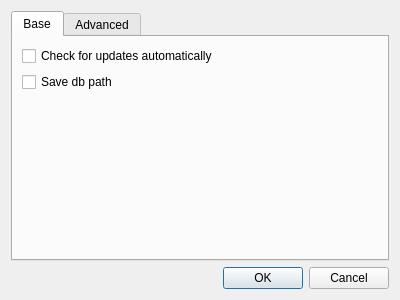
Old version of the form CAMan/settings_dlg.ui in the repository jykim74/CertMan.
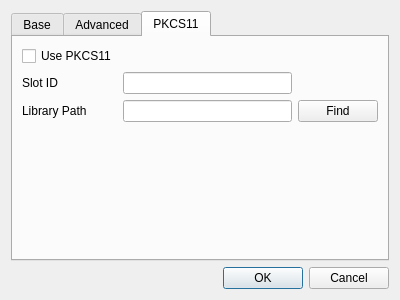
New version of the form.

```diff
--- a/CAMan/settings_dlg.ui
+++ b/CAMan/settings_dlg.ui
@@ -17,7 +17,7 @@
    <item>
     <widget class="QTabWidget" name="tabWidget">
      <property name="currentIndex">
-      <number>0</number>
+      <number>2</number>
      </property>
      <widget class="QWidget" name="tab">
       <attribute name="title">
@@ -83,6 +83,60 @@
        </item>
       </layout>
      </widget>
+     <widget class="QWidget" name="tab_3">
+      <attribute name="title">
+       <string>PKCS11</string>
+      </attribute>
+      <layout class="QGridLayout" name="gridLayout_2">
+       <item row="1" column="1">
+        <widget class="QLineEdit" name="mSlotIDText"/>
+       </item>
+       <item row="2" column="0">
+        <widget class="QLabel" name="label_3">
+         <property name="text">
+          <string>Library Path</string>
+         </property>
+        </widget>
+       </item>
+       <item row="1" column="0">
+        <widget class="QLabel" name="label_2">
+         <property name="text">
+          <string>Slot ID</string>
+         </property>
+        </widget>
+       </item>
+       <item row="2" column="1">
+        <widget class="QLineEdit" name="mLibraryP11PathText"/>
+       </item>
+       <item row="0" column="0">
+        <widget class="QCheckBox" name="mUseP11Check">
+         <property name="text">
+          <string>Use PKCS11</string>
+         </property>
+        </widget>
+       </item>
+       <item row="3" column="0">
+        <spacer name="verticalSpacer_3">
+         <property name="orientation">
+          <enum>Qt::Vertical</enum>
+         </property>
+         <property name="sizeHint" stdset="0">
+          <size>
+           <width>20</width>
+           <height>40</height>
+          </size>
+         </property>
+        </spacer>
+       </item>
+       <item row="2" column="2">
+        <widget class="QPushButton" name="mP11FindBtn">
+         <property name="text">
+          <string>Find</string>
+         </property>
+        </widget>
+       </item>
+      </layout>
+     </widget>
     </widget>
    </item>
    <item>
```
